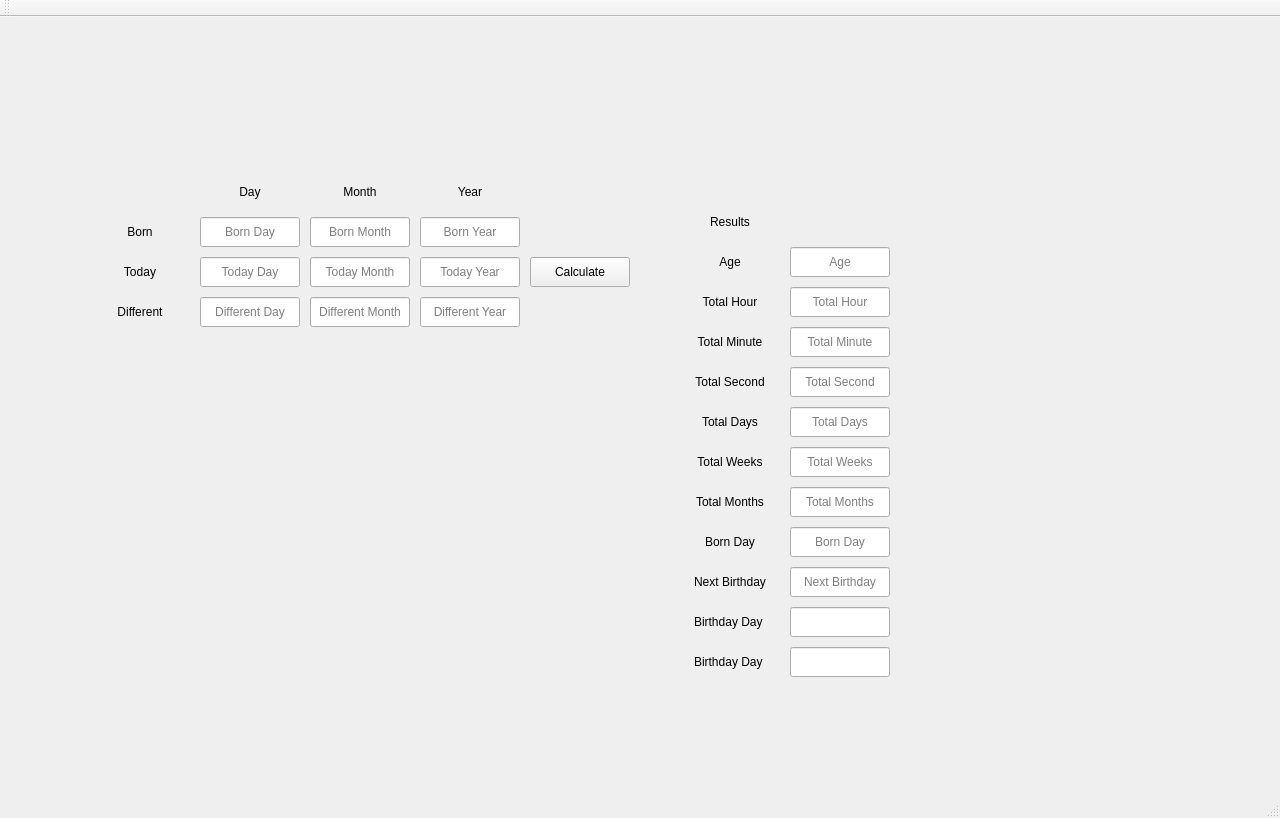
YunusEmreAlps/Age_Calculator, file Widget_app/Age_Calculator/mainwindow.ui: the form before one commit.
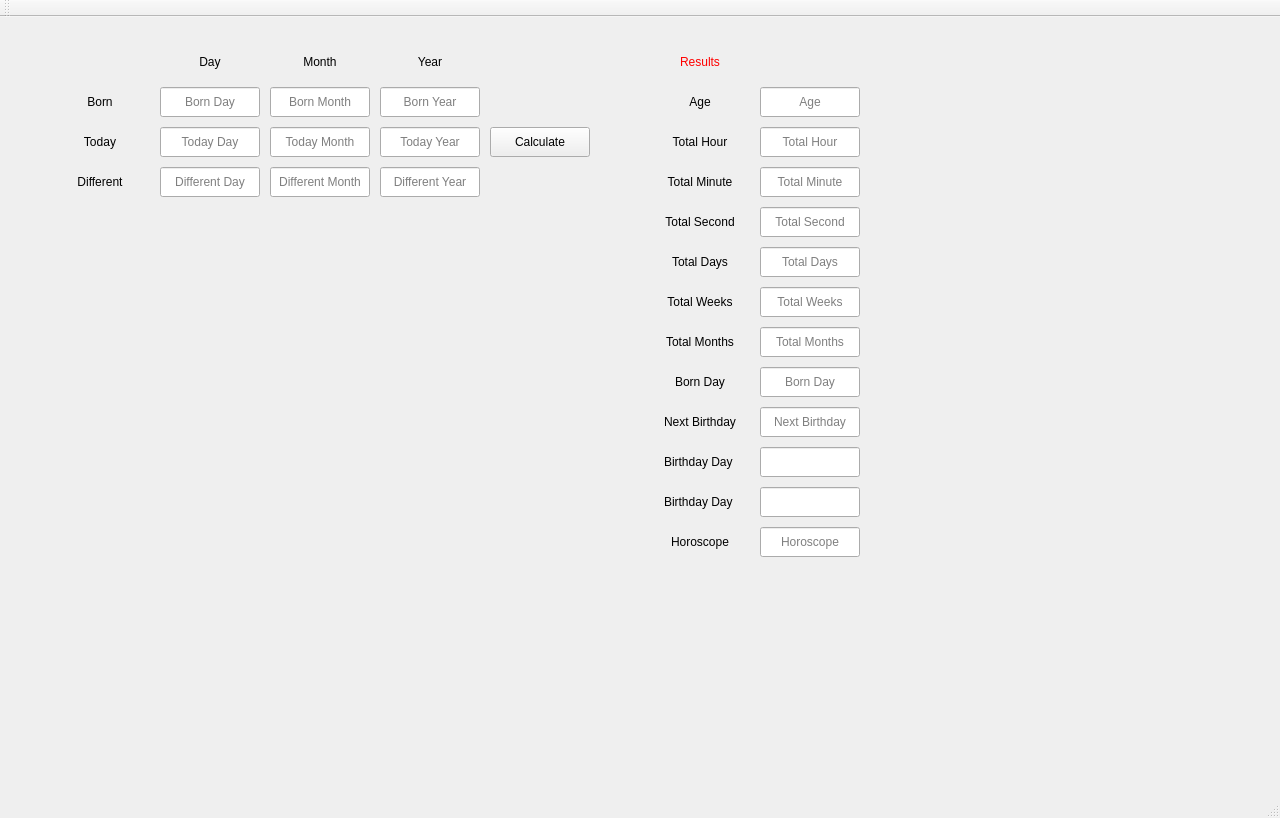
The form after the commit.

Diff of the .ui file:
```diff
--- a/Widget_app/Age_Calculator/mainwindow.ui
+++ b/Widget_app/Age_Calculator/mainwindow.ui
@@ -17,8 +17,8 @@
    <widget class="QLineEdit" name="Born_Day">
     <property name="geometry">
      <rect>
-      <x>200</x>
-      <y>200</y>
+      <x>160</x>
+      <y>70</y>
       <width>100</width>
       <height>30</height>
      </rect>
@@ -36,8 +36,8 @@
    <widget class="QLineEdit" name="Born_Month">
     <property name="geometry">
      <rect>
-      <x>310</x>
-      <y>200</y>
+      <x>270</x>
+      <y>70</y>
       <width>100</width>
       <height>30</height>
      </rect>
@@ -52,8 +52,8 @@
    <widget class="QLineEdit" name="Born_Year">
     <property name="geometry">
      <rect>
-      <x>420</x>
-      <y>200</y>
+      <x>380</x>
+      <y>70</y>
       <width>100</width>
       <height>30</height>
      </rect>
@@ -71,8 +71,8 @@
    <widget class="QLineEdit" name="Today_Year">
     <property name="geometry">
      <rect>
-      <x>420</x>
-      <y>240</y>
+      <x>380</x>
+      <y>110</y>
       <width>100</width>
       <height>30</height>
      </rect>
@@ -90,8 +90,8 @@
    <widget class="QLineEdit" name="Today_Month">
     <property name="geometry">
      <rect>
-      <x>310</x>
-      <y>240</y>
+      <x>270</x>
+      <y>110</y>
       <width>100</width>
       <height>30</height>
      </rect>
@@ -106,8 +106,8 @@
    <widget class="QLineEdit" name="Today_Day">
     <property name="geometry">
      <rect>
-      <x>200</x>
-      <y>240</y>
+      <x>160</x>
+      <y>110</y>
       <width>100</width>
       <height>30</height>
      </rect>
@@ -122,8 +122,8 @@
    <widget class="QLabel" name="Day_info">
     <property name="geometry">
      <rect>
-      <x>200</x>
-      <y>160</y>
+      <x>160</x>
+      <y>30</y>
       <width>100</width>
       <height>30</height>
      </rect>
@@ -138,8 +138,8 @@
    <widget class="QLabel" name="Month_info">
     <property name="geometry">
      <rect>
-      <x>310</x>
-      <y>160</y>
+      <x>270</x>
+      <y>30</y>
       <width>100</width>
       <height>30</height>
      </rect>
@@ -154,8 +154,8 @@
    <widget class="QLabel" name="Year_info">
     <property name="geometry">
      <rect>
-      <x>420</x>
-      <y>160</y>
+      <x>380</x>
+      <y>30</y>
       <width>100</width>
       <height>30</height>
      </rect>
@@ -170,8 +170,8 @@
    <widget class="QLabel" name="Born_info">
     <property name="geometry">
      <rect>
-      <x>90</x>
-      <y>200</y>
+      <x>50</x>
+      <y>70</y>
       <width>100</width>
       <height>30</height>
      </rect>
@@ -186,8 +186,8 @@
    <widget class="QLabel" name="Today_info">
     <property name="geometry">
      <rect>
-      <x>90</x>
-      <y>240</y>
+      <x>50</x>
+      <y>110</y>
       <width>100</width>
       <height>30</height>
      </rect>
@@ -202,8 +202,8 @@
    <widget class="QLabel" name="Total_Minute_info">
     <property name="geometry">
      <rect>
-      <x>680</x>
-      <y>310</y>
+      <x>650</x>
+      <y>150</y>
       <width>100</width>
       <height>30</height>
      </rect>
@@ -218,8 +218,8 @@
    <widget class="QLabel" name="Total_Hour_info">
     <property name="geometry">
      <rect>
-      <x>680</x>
-      <y>270</y>
+      <x>650</x>
+      <y>110</y>
       <width>100</width>
       <height>30</height>
      </rect>
@@ -234,8 +234,8 @@
    <widget class="QLabel" name="Total_Second_info">
     <property name="geometry">
      <rect>
-      <x>680</x>
-      <y>350</y>
+      <x>650</x>
+      <y>190</y>
       <width>100</width>
       <height>30</height>
      </rect>
@@ -250,8 +250,8 @@
    <widget class="QLabel" name="Total_Days_info">
     <property name="geometry">
      <rect>
-      <x>680</x>
-      <y>390</y>
+      <x>650</x>
+      <y>230</y>
       <width>100</width>
       <height>30</height>
      </rect>
@@ -266,8 +266,8 @@
    <widget class="QLabel" name="Next_Birthday_info">
     <property name="geometry">
      <rect>
-      <x>680</x>
-      <y>550</y>
+      <x>650</x>
+      <y>390</y>
       <width>100</width>
       <height>30</height>
      </rect>
@@ -282,8 +282,8 @@
    <widget class="QLabel" name="Total_Months_info">
     <property name="geometry">
      <rect>
-      <x>680</x>
-      <y>470</y>
+      <x>650</x>
+      <y>310</y>
       <width>100</width>
       <height>30</height>
      </rect>
@@ -298,8 +298,8 @@
    <widget class="QLabel" name="Born_Day_info">
     <property name="geometry">
      <rect>
-      <x>680</x>
-      <y>510</y>
+      <x>650</x>
+      <y>350</y>
       <width>100</width>
       <height>30</height>
      </rect>
@@ -314,8 +314,8 @@
    <widget class="QLabel" name="Total_Weeks_info">
     <property name="geometry">
      <rect>
-      <x>680</x>
-      <y>430</y>
+      <x>650</x>
+      <y>270</y>
       <width>100</width>
       <height>30</height>
      </rect>
@@ -330,8 +330,8 @@
    <widget class="QLabel" name="Next_Born_Day_info">
     <property name="geometry">
      <rect>
-      <x>680</x>
-      <y>590</y>
+      <x>650</x>
+      <y>430</y>
       <width>100</width>
       <height>30</height>
      </rect>
@@ -346,8 +346,8 @@
    <widget class="QLabel" name="Next_Born_Day_info_2">
     <property name="geometry">
      <rect>
-      <x>680</x>
-      <y>630</y>
+      <x>650</x>
+      <y>470</y>
       <width>100</width>
       <height>30</height>
      </rect>
@@ -362,8 +362,8 @@
    <widget class="QLineEdit" name="Total_Hour">
     <property name="geometry">
      <rect>
-      <x>790</x>
-      <y>270</y>
+      <x>760</x>
+      <y>110</y>
       <width>100</width>
       <height>30</height>
      </rect>
@@ -381,8 +381,8 @@
    <widget class="QLineEdit" name="Total_Minute">
     <property name="geometry">
      <rect>
-      <x>790</x>
-      <y>310</y>
+      <x>760</x>
+      <y>150</y>
       <width>100</width>
       <height>30</height>
      </rect>
@@ -400,8 +400,8 @@
    <widget class="QLineEdit" name="Total_Days">
     <property name="geometry">
      <rect>
-      <x>790</x>
-      <y>390</y>
+      <x>760</x>
+      <y>230</y>
       <width>100</width>
       <height>30</height>
      </rect>
@@ -419,8 +419,8 @@
    <widget class="QLineEdit" name="Total_Second">
     <property name="geometry">
      <rect>
-      <x>790</x>
-      <y>350</y>
+      <x>760</x>
+      <y>190</y>
       <width>100</width>
       <height>30</height>
      </rect>
@@ -438,8 +438,8 @@
    <widget class="QLineEdit" name="Res_Born_Day">
     <property name="geometry">
      <rect>
-      <x>790</x>
-      <y>510</y>
+      <x>760</x>
+      <y>350</y>
       <width>100</width>
       <height>30</height>
      </rect>
@@ -457,8 +457,8 @@
    <widget class="QLineEdit" name="Total_Months">
     <property name="geometry">
      <rect>
-      <x>790</x>
-      <y>470</y>
+      <x>760</x>
+      <y>310</y>
       <width>100</width>
       <height>30</height>
      </rect>
@@ -476,8 +476,8 @@
    <widget class="QLineEdit" name="Next_BirthDay">
     <property name="geometry">
      <rect>
-      <x>790</x>
-      <y>550</y>
+      <x>760</x>
+      <y>390</y>
       <width>100</width>
       <height>30</height>
      </rect>
@@ -495,8 +495,8 @@
    <widget class="QLineEdit" name="Total_Weeks">
     <property name="geometry">
      <rect>
-      <x>790</x>
-      <y>430</y>
+      <x>760</x>
+      <y>270</y>
       <width>100</width>
       <height>30</height>
      </rect>
@@ -514,8 +514,8 @@
    <widget class="QLabel" name="Today_Year_info">
     <property name="geometry">
      <rect>
-      <x>570</x>
-      <y>590</y>
+      <x>540</x>
+      <y>430</y>
       <width>100</width>
       <height>30</height>
      </rect>
@@ -530,8 +530,8 @@
    <widget class="QLineEdit" name="Next_Born_Day_2">
     <property name="geometry">
      <rect>
-      <x>790</x>
-      <y>630</y>
+      <x>760</x>
+      <y>470</y>
       <width>100</width>
       <height>30</height>
      </rect>
@@ -546,8 +546,8 @@
    <widget class="QLineEdit" name="Next_Born_Day">
     <property name="geometry">
      <rect>
-      <x>790</x>
-      <y>590</y>
+      <x>760</x>
+      <y>430</y>
       <width>100</width>
       <height>30</height>
      </rect>
@@ -562,8 +562,8 @@
    <widget class="QPushButton" name="Calculate">
     <property name="geometry">
      <rect>
-      <x>530</x>
-      <y>240</y>
+      <x>490</x>
+      <y>110</y>
       <width>100</width>
       <height>30</height>
      </rect>
@@ -575,8 +575,8 @@
    <widget class="QLabel" name="Age_info">
     <property name="geometry">
      <rect>
-      <x>680</x>
-      <y>230</y>
+      <x>650</x>
+      <y>70</y>
       <width>100</width>
       <height>30</height>
      </rect>
@@ -591,8 +591,8 @@
    <widget class="QLineEdit" name="Age">
     <property name="geometry">
      <rect>
-      <x>790</x>
-      <y>230</y>
+      <x>760</x>
+      <y>70</y>
       <width>100</width>
       <height>30</height>
      </rect>
@@ -613,12 +613,15 @@
    <widget class="QLabel" name="Results">
     <property name="geometry">
      <rect>
-      <x>680</x>
-      <y>190</y>
+      <x>650</x>
+      <y>30</y>
       <width>100</width>
       <height>30</height>
      </rect>
     </property>
+    <property name="styleSheet">
+     <string notr="true">color:rgb(255, 0, 0);</string>
+    </property>
     <property name="text">
      <string>Results</string>
     </property>
@@ -629,8 +632,8 @@
    <widget class="QLabel" name="Next_Year_info">
     <property name="geometry">
      <rect>
-      <x>570</x>
-      <y>630</y>
+      <x>540</x>
+      <y>470</y>
       <width>100</width>
       <height>30</height>
      </rect>
@@ -645,8 +648,8 @@
    <widget class="QLabel" name="Different_info">
     <property name="geometry">
      <rect>
-      <x>90</x>
-      <y>280</y>
+      <x>50</x>
+      <y>150</y>
       <width>100</width>
       <height>30</height>
      </rect>
@@ -661,8 +664,8 @@
    <widget class="QLineEdit" name="Different_Month">
     <property name="geometry">
      <rect>
-      <x>310</x>
-      <y>280</y>
+      <x>270</x>
+      <y>150</y>
       <width>100</width>
       <height>30</height>
      </rect>
@@ -680,8 +683,8 @@
    <widget class="QLineEdit" name="Different_Year">
     <property name="geometry">
      <rect>
-      <x>420</x>
-      <y>280</y>
+      <x>380</x>
+      <y>150</y>
       <width>100</width>
       <height>30</height>
      </rect>
@@ -702,8 +705,8 @@
    <widget class="QLineEdit" name="Different_Day">
     <property name="geometry">
      <rect>
-      <x>200</x>
-      <y>280</y>
+      <x>160</x>
+      <y>150</y>
       <width>100</width>
       <height>30</height>
      </rect>
@@ -718,6 +721,54 @@
      <string>Different Day</string>
     </property>
    </widget>
+   <widget class="QLineEdit" name="Horoscope">
+    <property name="geometry">
+     <rect>
+      <x>760</x>
+      <y>510</y>
+      <width>100</width>
+      <height>30</height>
+     </rect>
+    </property>
+    <property name="alignment">
+     <set>Qt::AlignCenter</set>
+    </property>
+    <property name="readOnly">
+     <bool>true</bool>
+    </property>
+    <property name="placeholderText">
+     <string>Horoscope</string>
+    </property>
+   </widget>
+   <widget class="QLabel" name="Horoscope_info">
+    <property name="geometry">
+     <rect>
+      <x>650</x>
+      <y>510</y>
+      <width>100</width>
+      <height>30</height>
+     </rect>
+    </property>
+    <property name="text">
+     <string>Horoscope</string>
+    </property>
+    <property name="alignment">
+     <set>Qt::AlignCenter</set>
+    </property>
+   </widget>
+   <widget class="QLabel" name="label">
+    <property name="geometry">
+     <rect>
+      <x>260</x>
+      <y>360</y>
+      <width>91</width>
+      <height>51</height>
+     </rect>
+    </property>
+    <property name="text">
+     <string/>
+    </property>
+   </widget>
   </widget>
   <widget class="QMenuBar" name="menuBar">
    <property name="geometry">
```
